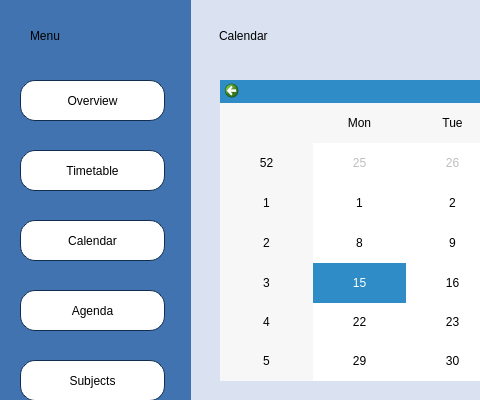
BeliaViktoria/Planner, file Planner/calendarmain.ui: the form before one commit; both pictures show x 0 to 480 and y 0 to 400 of the 1000 by 650 pixel window.
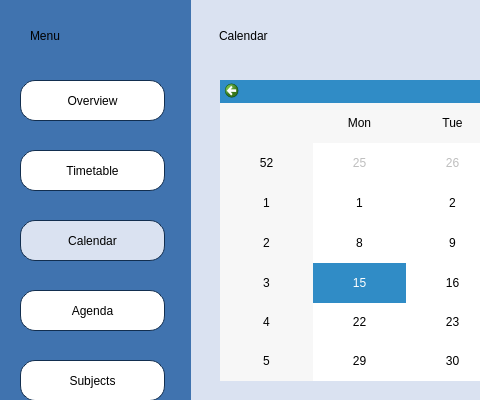
The form after the commit.

Commit message: menu buttons colors added

Diff of the .ui file:
```diff
--- a/Planner/calendarmain.ui
+++ b/Planner/calendarmain.ui
@@ -329,7 +329,7 @@
     <property name="styleSheet">
      <string notr="true">font: 14pt &quot;Gentium Book Basic&quot;;
 color: black;
-background: rgb(255, 255, 255);
+background: rgb(218, 226, 241);
 border-radius: 15px;
 border-style: solid;
 border-width: 1px;
```
The commit also changes 7 other files.
